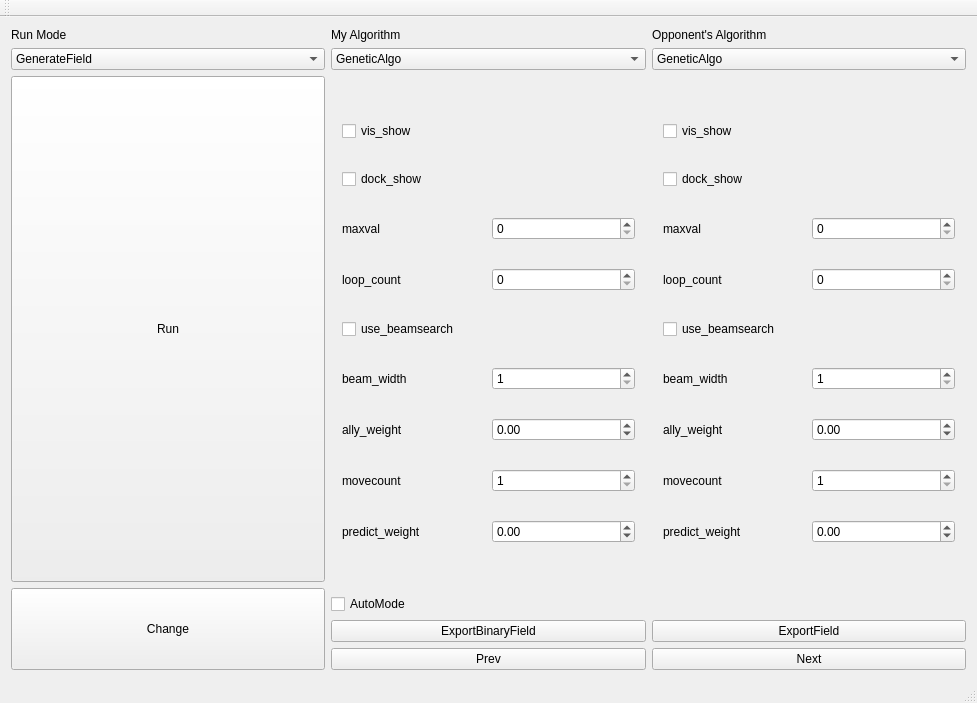
Above: Mejirodai/mejirodai.ui from tnct-spc/procon2018-comp before the change. Below: the same form after it.
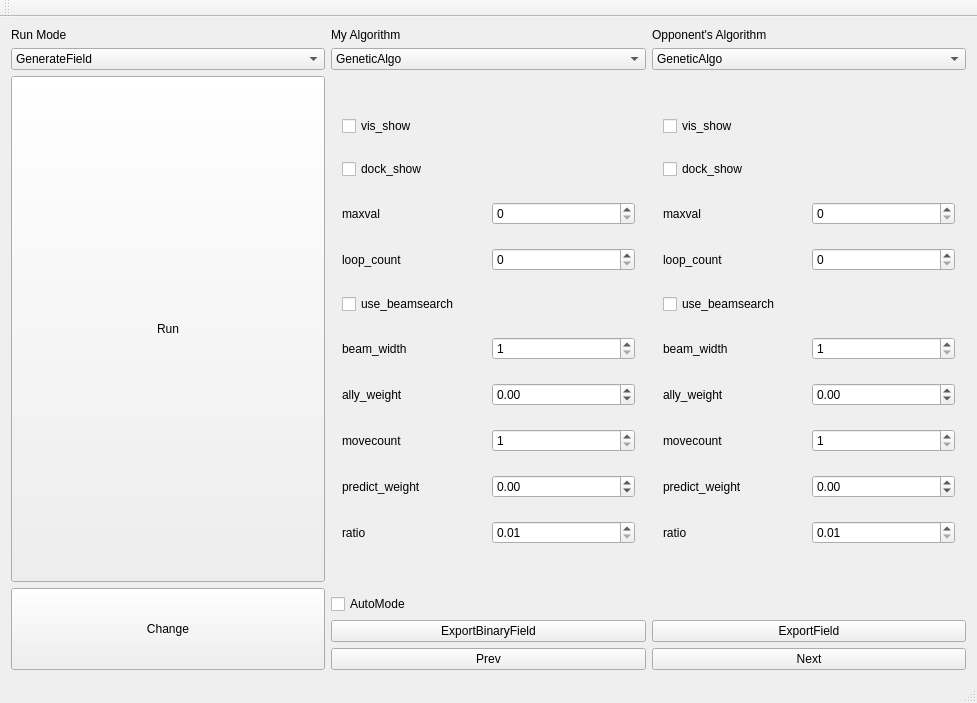
That is the form after the change.

Patch:
```diff
--- a/Mejirodai/mejirodai.ui
+++ b/Mejirodai/mejirodai.ui
@@ -470,6 +470,23 @@
           </property>
          </widget>
         </item>
+        <item row="13" column="0">
+         <widget class="QLabel" name="label_6">
+          <property name="text">
+           <string>ratio</string>
+          </property>
+         </widget>
+        </item>
+        <item row="13" column="1">
+         <widget class="QDoubleSpinBox" name="ratio_2">
+          <property name="minimum">
+           <double>0.010000000000000</double>
+          </property>
+          <property name="maximum">
+           <double>1.000000000000000</double>
+          </property>
+         </widget>
+        </item>
        </layout>
       </widget>
       <widget class="QWidget" name="MajorityRuleWithAbstData_opponent"/>
@@ -639,6 +656,23 @@
           </property>
          </widget>
         </item>
+        <item row="13" column="0">
+         <widget class="QLabel" name="label_5">
+          <property name="text">
+           <string>ratio</string>
+          </property>
+         </widget>
+        </item>
+        <item row="13" column="1">
+         <widget class="QDoubleSpinBox" name="ratio">
+          <property name="minimum">
+           <double>0.010000000000000</double>
+          </property>
+          <property name="maximum">
+           <double>1.000000000000000</double>
+          </property>
+         </widget>
+        </item>
        </layout>
       </widget>
       <widget class="QWidget" name="MajorityRuleWithAbstData_my"/>
```
Left out of the diff: 26 changed lines with no effect on the pictures.
